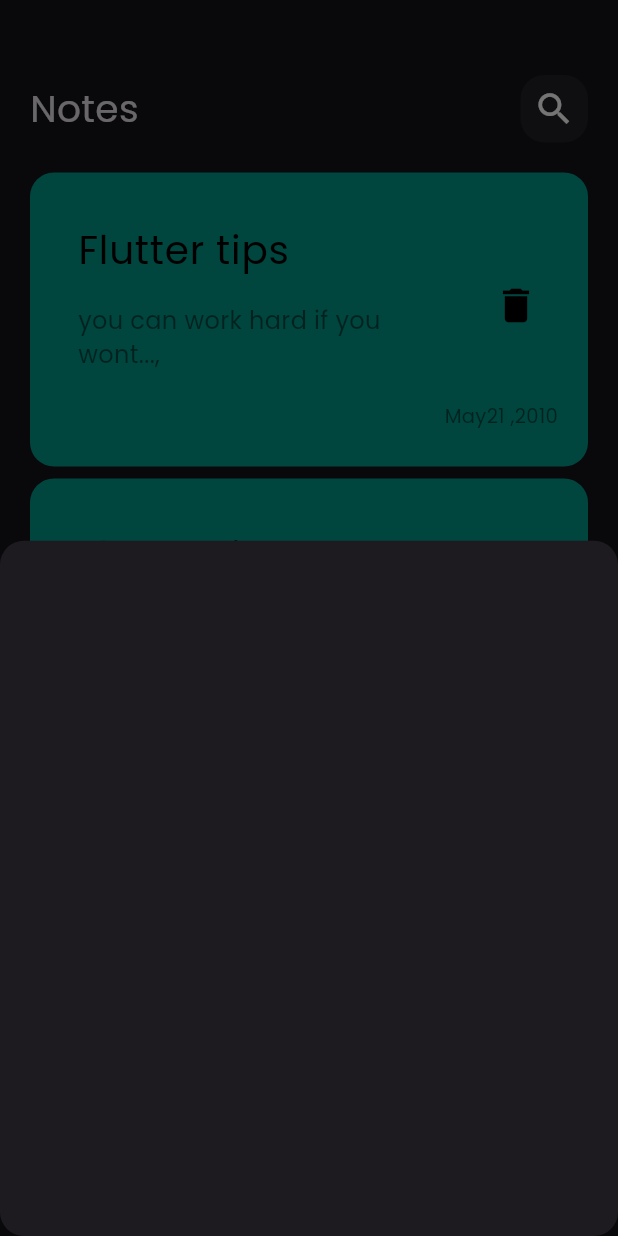
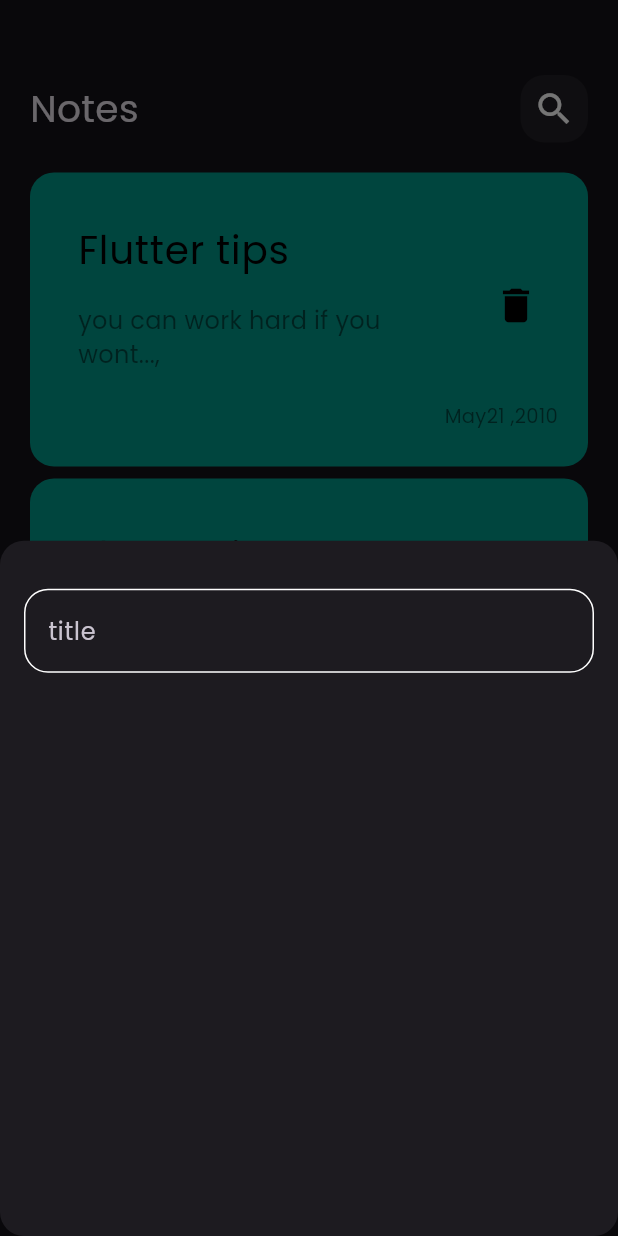
Before and after one commit to amira7assan/Nots_app, a Flutter app: the screen it shows after launch, after a tap on the "add" icon, on a phone screen of 412 x 824 dp. Run offline on Flutter 3.47's test engine with Material 3 defaults, Android fonts, the phone set to English and light mode, and no system bars.

Commit message:
create custom text field

```diff
--- a/lib/Widgets/AddNoteButtomSheet.dart
+++ b/lib/Widgets/AddNoteButtomSheet.dart
@@ -1,9 +1,20 @@
 import 'package:flutter/material.dart';
+import 'package:nots_app/Widgets/CustomTextField.dart';
 class AddNoteButtomSheet extends StatelessWidget {
   const AddNoteButtomSheet({super.key});
 
   @override
   Widget build(BuildContext context) {
-    return Container();
+    return Padding(
+      padding: EdgeInsets.symmetric(horizontal: 16),
+      child: Column(
+        children: [
+          SizedBox(
+            height: 32,
+          ),
+          Customtextfield(),
+        ],
+      ),
+    );
   }
 }
--- /dev/null
+++ b/lib/Widgets/CustomTextField.dart
@@ -0,0 +1,29 @@
+import 'package:flutter/material.dart';
+import 'package:nots_app/Widgets/const.dart';
+
+class Customtextfield extends StatelessWidget {
+  const Customtextfield({super.key});
+
+  @override
+  Widget build(BuildContext context) {
+    return TextField(
+      cursorColor: KPrimaryColor,
+      decoration: InputDecoration(
+        hintText: "title",
+       //hintStyle: TextStyle(
+         // color: KPrimaryColor
+        //),
+        border: buildBorder(),
+      enabledBorder: buildBorder(),
+        focusedBorder: buildBorder(KPrimaryColor),
+      ),
+    );
+  }
+
+  OutlineInputBorder buildBorder([color]) {
+    return OutlineInputBorder(
+        borderRadius: BorderRadius.circular(16),
+        borderSide: BorderSide(
+            color: color ?? Colors.white)
+      );
+  }}
--- /dev/null
+++ b/lib/Widgets/const.dart
@@ -0,0 +1,3 @@
+import"package:flutter/material.dart";
+
+const KPrimaryColor= const Color(0xff62FCD7);
```
